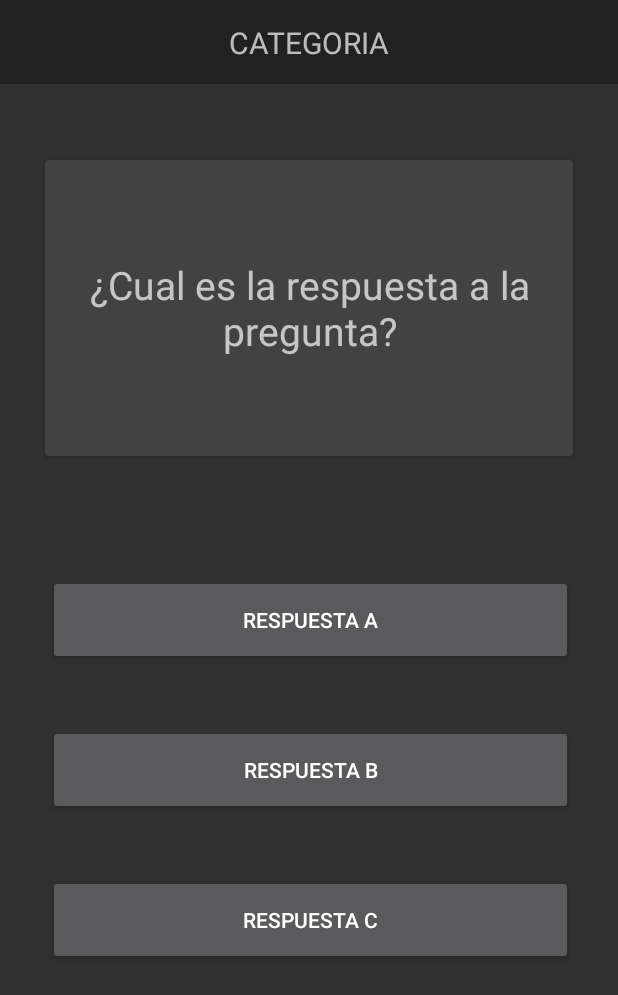
After one commit to xabierbahillo1/Preguntados, an Android app: the GameActivity screen opened directly, with no data from a screen before it, on a phone screen of 412 x 824 dp. The commit adds this screen. Shown: the top 995 px of the screen. Run offline under Robolectric (Android 15) with nearby library versions, the phone set to English and light mode, and no system bars.

Commit message:
Creado layout pantalla de juego. Creadas estructuras de datos principales para almacenar las preguntas

```diff
--- /dev/null
+++ b/app/src/main/java/com/das/preguntados/Activitys/GameActivity.java
@@ -0,0 +1,19 @@
+package com.das.preguntados.Activitys;
+
+import androidx.appcompat.app.AppCompatActivity;
+
+import android.content.Intent;
+import android.os.Bundle;
+
+import com.das.preguntados.R;
+
+public class GameActivity extends AppCompatActivity {
+    /*ACTIVIDAD QUE GESTIONA EL JUEGO*/
+    /*LAS PREGUNTAS YA ESTAN CARGADAS EN LA MAE LISTAPREGUNTAS*/
+    @Override
+    protected void onCreate(Bundle savedInstanceState) {
+        super.onCreate(savedInstanceState);
+        setContentView(R.layout.activity_game);
+
+    }
+}
--- /dev/null
+++ b/app/src/main/res/layout/activity_game.xml
@@ -0,0 +1,94 @@
+<?xml version="1.0" encoding="utf-8"?>
+<androidx.constraintlayout.widget.ConstraintLayout xmlns:android="http://schemas.android.com/apk/res/android"
+    xmlns:app="http://schemas.android.com/apk/res-auto"
+    xmlns:tools="http://schemas.android.com/tools"
+    android:layout_width="match_parent"
+    android:layout_height="match_parent"
+    tools:context=".Activitys.GameActivity">
+
+    <androidx.appcompat.widget.Toolbar
+        android:id="@+id/gameBar"
+        android:layout_width="match_parent"
+        android:layout_height="wrap_content"
+        android:background="?attr/colorPrimary"
+        android:minHeight="?attr/actionBarSize"
+        android:theme="?attr/actionBarTheme"
+        app:layout_constraintEnd_toEndOf="parent"
+        app:layout_constraintStart_toStartOf="parent"
+        app:layout_constraintTop_toTopOf="parent"
+
+    />
+
+    <TextView
+        android:id="@+id/textView4"
+        android:layout_width="wrap_content"
+        android:layout_height="wrap_content"
+        android:text="CATEGORIA"
+        android:textSize="20sp"
+        app:layout_constraintBottom_toBottomOf="@+id/gameBar"
+        app:layout_constraintEnd_toEndOf="parent"
+        app:layout_constraintStart_toStartOf="parent"
+        app:layout_constraintTop_toTopOf="@+id/gameBar" />
+
+    <LinearLayout
+        android:layout_width="410dp"
+        android:layout_height="355dp"
+        android:orientation="vertical"
+        app:layout_constraintBottom_toBottomOf="parent"
+        app:layout_constraintEnd_toEndOf="parent"
+        app:layout_constraintTop_toBottomOf="@+id/preguntacard"
+        app:layout_constraintVertical_bias="0.237">
+
+        <Button
+            android:id="@+id/buttonRespuestaA"
+            android:layout_width="match_parent"
+            android:layout_height="60dp"
+            android:layout_marginLeft="30dp"
+            android:layout_marginTop="40dp"
+            android:layout_marginRight="30dp"
+            android:text="RESPUESTA A" />
+
+        <Button
+            android:id="@+id/buttonRespuestaB"
+            android:layout_width="match_parent"
+            android:layout_height="60dp"
+            android:layout_marginLeft="30dp"
+            android:layout_marginTop="40dp"
+            android:layout_marginRight="30dp"
+            android:text="RESPUESTA B" />
+
+        <Button
+            android:id="@+id/buttonRespuestaC"
+            android:layout_width="match_parent"
+            android:layout_height="60dp"
+            android:layout_marginLeft="30dp"
+            android:layout_marginTop="40dp"
+            android:layout_marginRight="30dp"
+            android:text="RESPUESTA C" />
+
+    </LinearLayout>
+
+    <androidx.cardview.widget.CardView
+        android:id="@+id/preguntacard"
+        android:layout_width="match_parent"
+        android:layout_marginLeft="30dp"
+        android:layout_marginRight="30dp"
+        android:layout_height="197dp"
+        app:layout_constraintBottom_toBottomOf="parent"
+        app:layout_constraintEnd_toEndOf="parent"
+        app:layout_constraintStart_toStartOf="parent"
+        app:layout_constraintTop_toBottomOf="@+id/gameBar"
+        app:layout_constraintVertical_bias="0.089" >
+
+        <TextView
+            android:id="@+id/textView5"
+            android:layout_width="match_parent"
+            android:layout_height="match_parent"
+            android:gravity="center|center_horizontal|center_vertical"
+            android:text="¿Cual es la respuesta a la pregunta?"
+            android:textSize="26sp" />
+
+    </androidx.cardview.widget.CardView>
+
+
+</androidx.constraintlayout.widget.ConstraintLayout>
--- a/app/src/main/res/values/themes.xml
+++ b/app/src/main/res/values/themes.xml
@@ -17,4 +17,5 @@
     <style name="SplashTheme" parent="Theme.AppCompat.DayNight.NoActionBar">
         <item name="android:windowBackground">@drawable/splash_screen</item>
     </style>
+
 </resources>
```
Also changed, not shown: app/src/main/AndroidManifest.xml (+4 -4 lines), app/src/main/java/com/das/preguntados/GameManager/ColeccionPreguntas.java (added, +38 -0 lines), app/src/main/java/com/das/preguntados/GameManager/Pregunta.java (added, +42 -0 lines).
